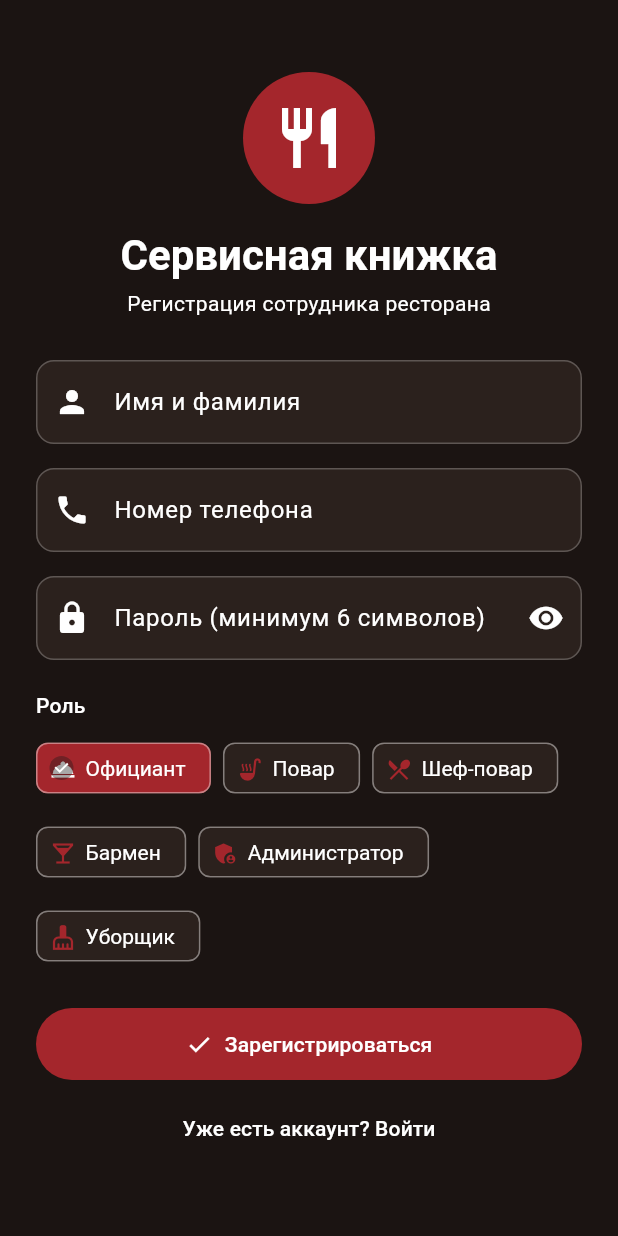
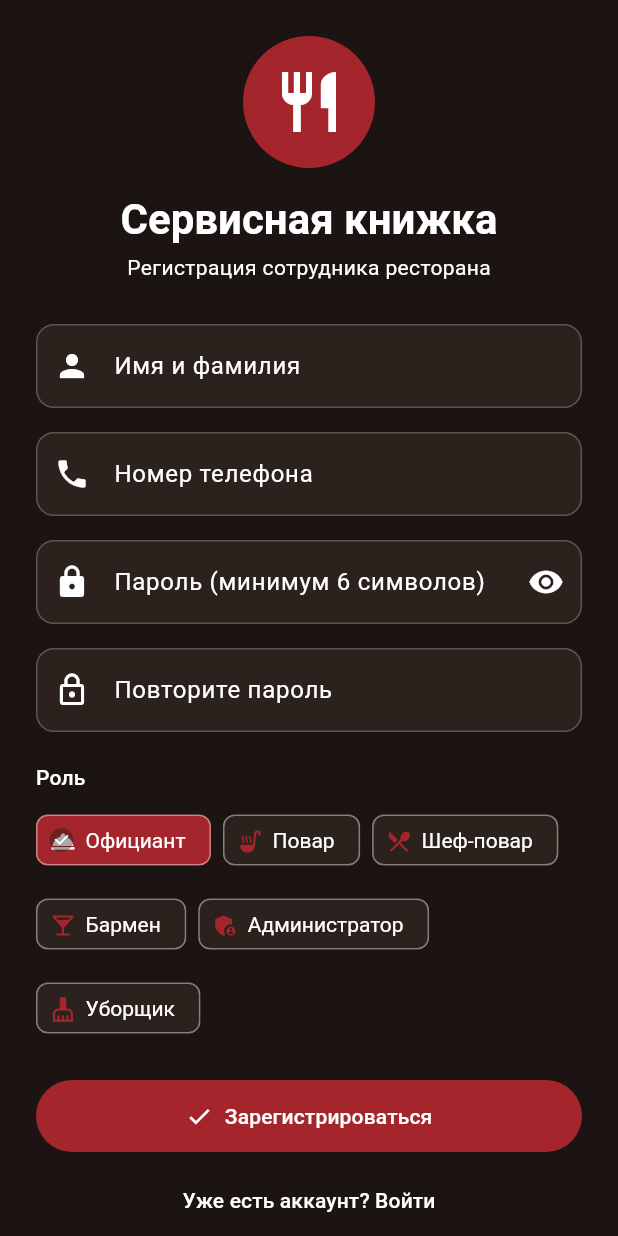
Before and after one commit to diasn-jihc/Service-book-Restaurant, a Flutter app: the screen it shows after launch, on a phone screen of 412 x 824 dp. Run offline on Flutter 3.47's test engine with Material 3 defaults, Android fonts, the light colour scheme and no system bars; our stand-ins replace flutter_bloc, shared_preferences.

Commit message:
service book

```diff
--- a/lib/widgets/worker_form.dart
+++ b/lib/widgets/worker_form.dart
@@ -27,6 +27,7 @@ class _WorkerFormState extends State<WorkerForm> {
   late final TextEditingController _nameCtrl;
   late final TextEditingController _phoneCtrl;
   late final TextEditingController _passwordCtrl;
+  late final TextEditingController _passwordConfirmCtrl;
   bool _obscurePassword = true;
   late WorkerRole _role;
 
@@ -37,6 +38,7 @@ class _WorkerFormState extends State<WorkerForm> {
     _nameCtrl = TextEditingController(text: initial?.fullName ?? '');
     _phoneCtrl = TextEditingController(text: initial?.phone ?? '');
     _passwordCtrl = TextEditingController();
+    _passwordConfirmCtrl = TextEditingController();
     _role = initial?.role ?? WorkerRole.waiter;
   }
 
@@ -45,6 +47,7 @@ class _WorkerFormState extends State<WorkerForm> {
     _nameCtrl.dispose();
     _phoneCtrl.dispose();
     _passwordCtrl.dispose();
+    _passwordConfirmCtrl.dispose();
     super.dispose();
   }
 
@@ -126,6 +129,15 @@ class _WorkerFormState extends State<WorkerForm> {
                   ? 'Пароль должен содержать минимум 6 символов'
                   : null,
             ),
+            const SizedBox(height: 16),
+            TextFormField(
+              controller: _passwordConfirmCtrl,
+              obscureText: _obscurePassword,
+              decoration:
+                  fieldDecoration('Повторите пароль', Icons.lock_outline),
+              validator: (value) =>
+                  value != _passwordCtrl.text ? 'Пароли не совпадают' : null,
+            ),
           ],
           const SizedBox(height: 20),
           Text('Роль', style: Theme.of(context).textTheme.titleSmall),
```
